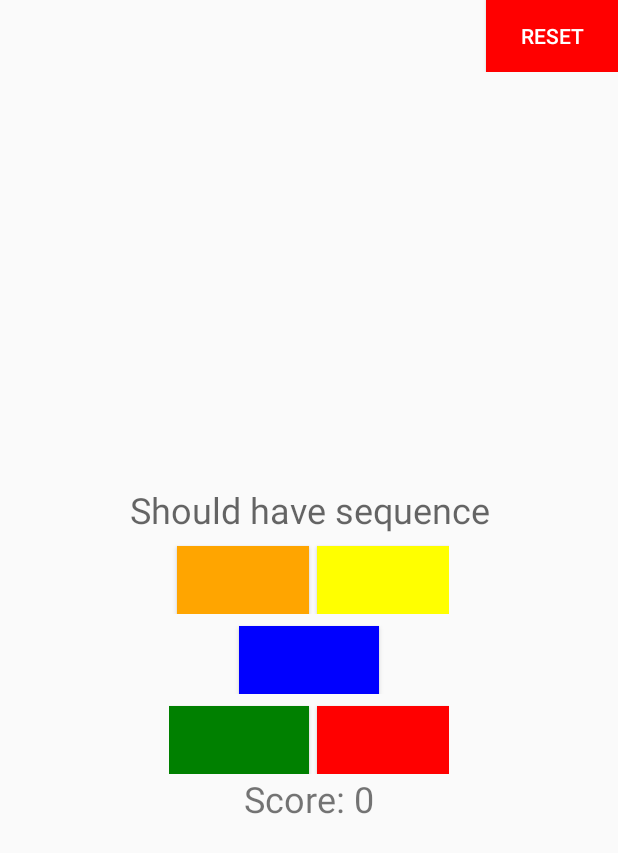
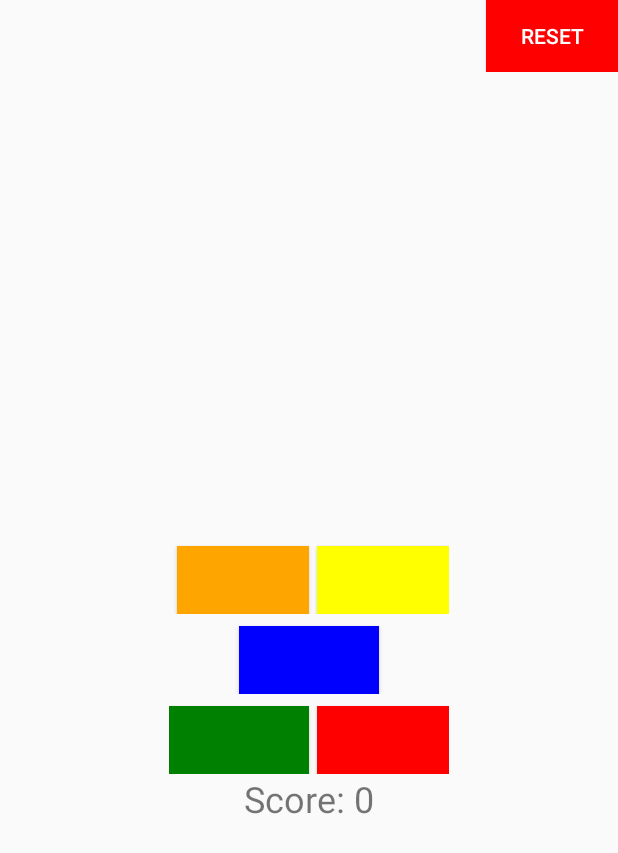
Before and after one commit to zedtran/AubieMemoryGame, an Android app: the screen it shows after launch (AubieMainActivity), after a tap on "RESET", on a phone screen of 412 x 824 dp. Shown: the top 853 px of the screen. Run offline under Robolectric (Android 15) with nearby library versions, the phone set to English and light mode, and no system bars.

Commit message:
Removed hint message that showed the sequence.
Issues:
   Buttons can be pressed while sequence is being played. Need to make
   it so it doesn't accept user input while running animation

   Also need to provide some sort of feedback when the button is pressed

```diff
--- a/app/src/main/java/edu/auburn/eng/csse/comp3710/spring2018/TeamBlakeDonJordan/AubieFragment.java
+++ b/app/src/main/java/edu/auburn/eng/csse/comp3710/spring2018/TeamBlakeDonJordan/AubieFragment.java
@@ -51,7 +51,7 @@ public class AubieFragment extends Fragment {
         mResetButton =  v.findViewById(R.id.reset);
 
         mBoard = new Board(mOrangeButton, mYellowButton, mGreenButton, mRedButton, mBlueButton);
-        mSequence.setText(mBoard.getSequenceString());    //sets up default text views
+        //mSequence.setText(mBoard.getSequenceString());    //sets up default text views
 
         runFirstFlash();
 
@@ -97,7 +97,8 @@ public class AubieFragment extends Fragment {
             public void onClick(View view) {
                 mBoard.reset();
                 mGameOver = false;
-                mSequence.setText(mBoard.getSequenceString());
+                //mSequence.setText(mBoard.getSequenceString());
+                mSequence.setText("");
                 runFirstFlash();
                 mScoreBoard.setText(getString(R.string.score, Integer.toString(mBoard.getScore())));
             }
@@ -112,7 +113,7 @@ public class AubieFragment extends Fragment {
     public void click(String color, TextView mSequence, TextView mScoreBoard) {
         if (!mGameOver) {
             mGameOver = mBoard.checkInput(color);
-            mSequence.setText(mBoard.getSequenceString());
+            //mSequence.setText(mBoard.getSequenceString());
             mScoreBoard.setText(getString(R.string.score, Integer.toString(mBoard.getScore())));
         }
         if (mGameOver) {
--- a/app/src/main/java/edu/auburn/eng/csse/comp3710/spring2018/TeamBlakeDonJordan/Board.java
+++ b/app/src/main/java/edu/auburn/eng/csse/comp3710/spring2018/TeamBlakeDonJordan/Board.java
@@ -135,7 +135,7 @@ public class Board {
      */
     public String getSequenceString() {
         String sequence = "";
-        for (int i = 0; i < mSequence.size(); i++) sequence.concat(mSequence.get(i) + " ");
+        for (int i = 0; i < mSequence.size(); i++) sequence += (mSequence.get(i) + " ");
         return sequence;
     }
 
--- a/app/src/main/res/layout/fragment_aubieboard.xml
+++ b/app/src/main/res/layout/fragment_aubieboard.xml
@@ -21,7 +21,6 @@
         android:orientation="vertical"
         android:gravity="center">
         <TextView
-            android:hint="Should have sequence"
             android:layout_width="wrap_content"
             android:layout_height="wrap_content"
             android:id="@+id/test"
```
